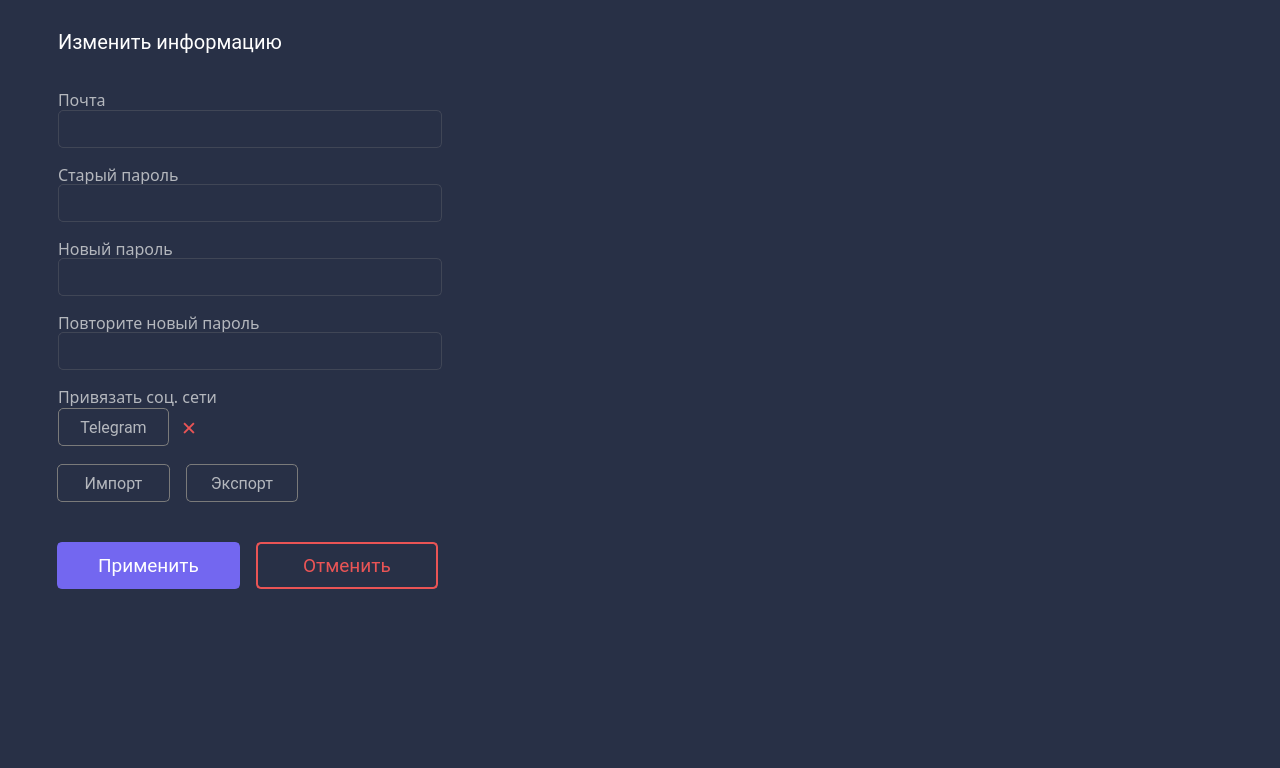
yurii-bel/project_2021, file design/settings_w.ui: the form before one commit.
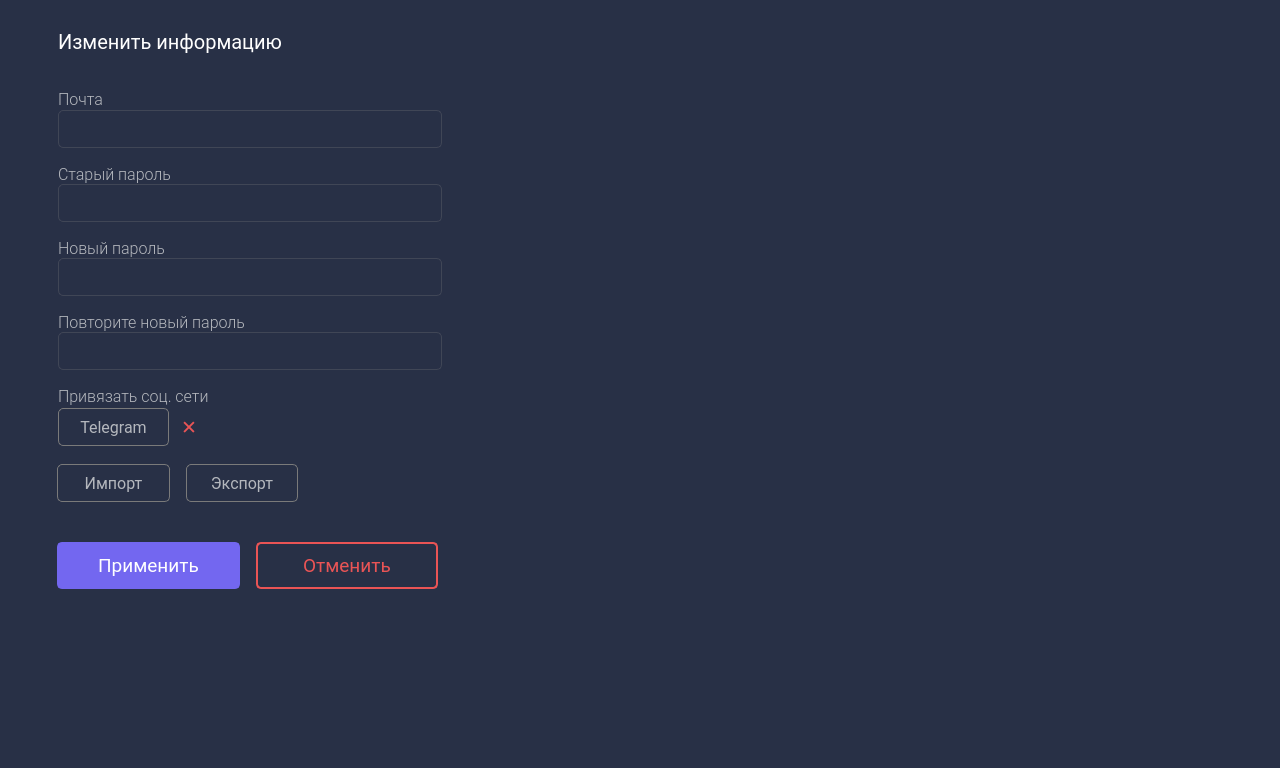
The form after the commit. Icons and pictures are not drawn.

Diff of the .ui file:
```diff
--- a/design/settings_w.ui
+++ b/design/settings_w.ui
@@ -126,7 +126,7 @@
    </property>
    <property name="font">
     <font>
-     <family>Roboto-Light</family>
+     <family>Roboto Light</family>
      <pointsize>12</pointsize>
     </font>
    </property>
@@ -148,7 +148,7 @@
    </property>
    <property name="font">
     <font>
-     <family>Roboto-Light</family>
+     <family>Roboto Light</family>
      <pointsize>12</pointsize>
     </font>
    </property>
@@ -224,7 +224,7 @@
    </property>
    <property name="font">
     <font>
-     <family>Roboto-Light</family>
+     <family>Roboto Light</family>
      <pointsize>12</pointsize>
     </font>
    </property>
@@ -277,7 +277,7 @@
    </property>
    <property name="font">
     <font>
-     <family>Roboto-Light</family>
+     <family>Roboto Light</family>
      <pointsize>12</pointsize>
     </font>
    </property>
@@ -299,7 +299,7 @@
    </property>
    <property name="font">
     <font>
-     <family>Roboto-Light</family>
+     <family>Roboto Light</family>
      <pointsize>12</pointsize>
      <weight>50</weight>
      <italic>false</italic>
@@ -419,7 +419,7 @@
    </property>
    <property name="font">
     <font>
-     <family>Roboto-Light</family>
+     <family>Roboto Light</family>
      <pointsize>18</pointsize>
      <weight>50</weight>
      <bold>false</bold>
@@ -449,7 +449,7 @@
    </property>
    <property name="font">
     <font>
-     <family>Roboto-Light</family>
+     <family>Roboto Light</family>
      <pointsize>14</pointsize>
      <weight>50</weight>
      <bold>false</bold>
```
Left out of the diff: 12 changed lines with no effect on the pictures.
